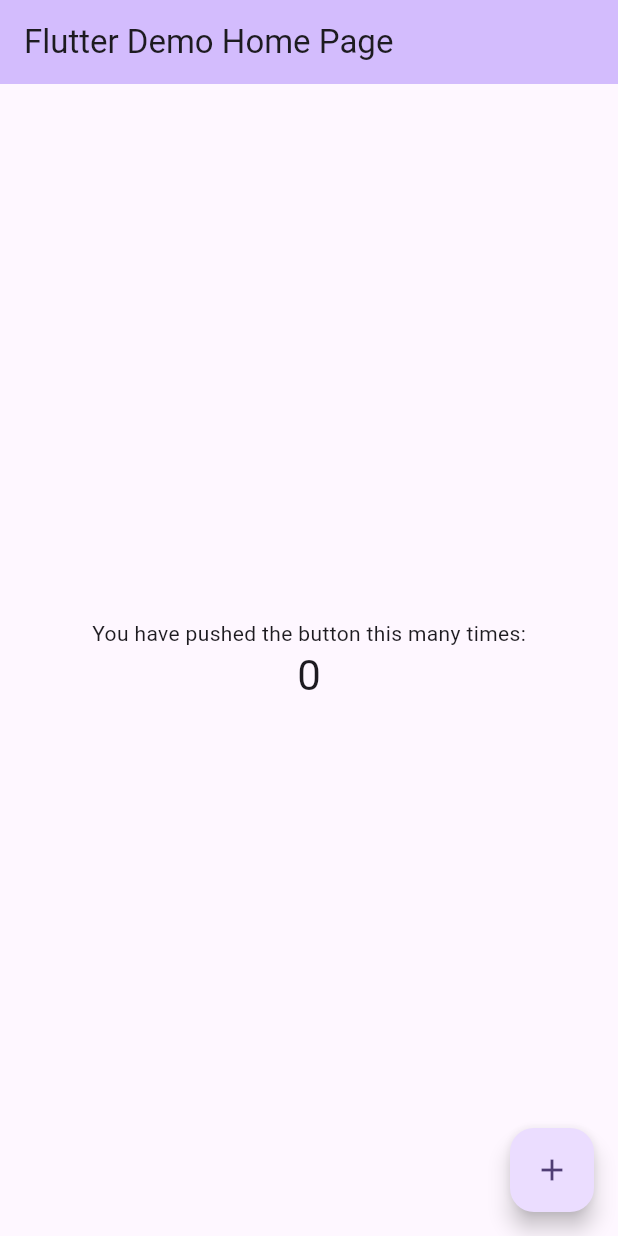
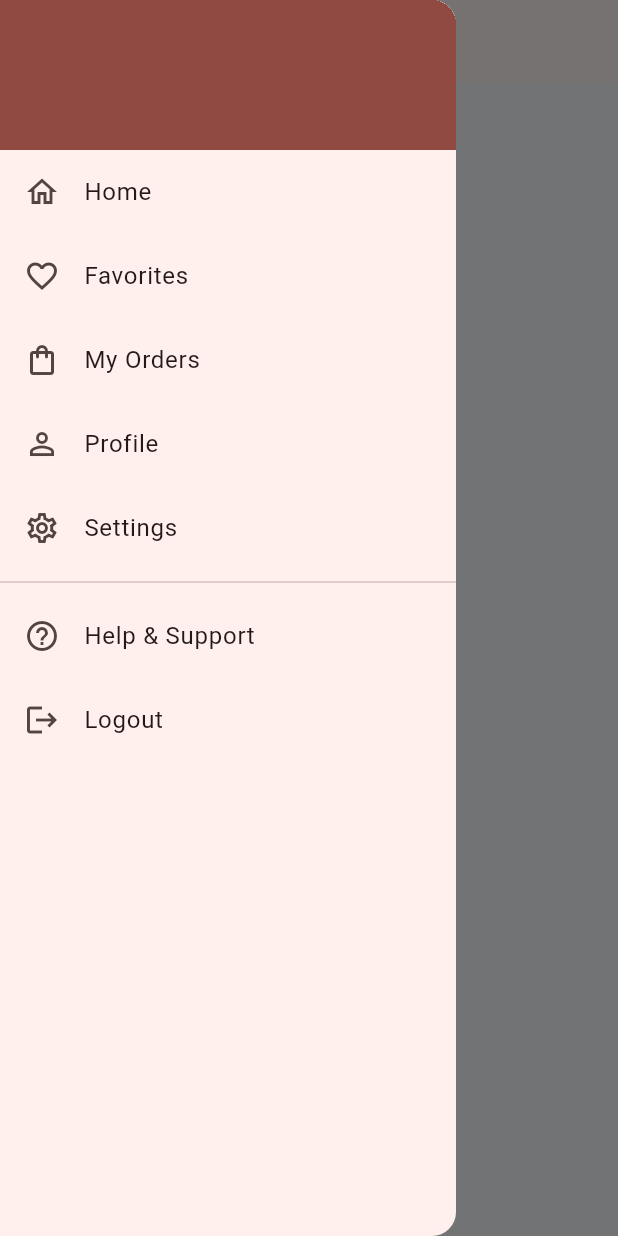
Before and after one commit to Edu-2de/FlutterProjects, a Flutter app: the screen it shows after launch, with the side drawer open (before the commit the screen has no drawer), on a phone screen of 412 x 824 dp. Run offline on Flutter 3.47's test engine with Material 3 defaults, Android fonts, the light colour scheme and no system bars.

Commit message:
feat: Implement HomeScreen with AppDrawer integration and updated UI structure

```diff
--- a/Project1/lib/main.dart
+++ b/Project1/lib/main.dart
@@ -1,4 +1,5 @@
 import 'package:flutter/material.dart';
+import 'screens/home_screen.dart';
 
 void main() {
   runApp(const MyApp());
@@ -13,56 +14,10 @@ class MyApp extends StatelessWidget {
       debugShowCheckedModeBanner: false,
       title: 'Flutter',
       theme: ThemeData(
-        colorScheme: ColorScheme.fromSeed(
-          seedColor: Colors.deepPurple
-        ),
+        colorScheme: ColorScheme.fromSeed(seedColor: Colors.red),
+        scaffoldBackgroundColor: const Color(0xFFF7FAFC),
       ),
-      home: const MyHomePage(title: 'Flutter Demo Home Page'),
+      home: const HomeScreen(),
     );
   }
 }
-
-class MyHomePage extends StatefulWidget {
-  const MyHomePage({super.key, required this.title});
-  final String title;
-
-  @override
-  State<MyHomePage> createState() => _MyHomePageState();
-}
-
-class _MyHomePageState extends State<MyHomePage> {
-  int _counter = 0;
-
-  void _incrementCounter() {
-    setState(() {
-      _counter++;
-    });
-  }
-
-  @override
-  Widget build(BuildContext context) {
-    return Scaffold(
-      appBar: AppBar(
-        backgroundColor: Theme.of(context).colorScheme.inversePrimary,
-        title: Text(widget.title),
-      ),
-      body: Center(
-        child: Column(
-          mainAxisAlignment: MainAxisAlignment.center,
-          children: <Widget>[
-            const Text('You have pushed the button this many times:'),
-            Text(
-              '$_counter',
-              style: Theme.of(context).textTheme.headlineMedium,
-            ),
-          ],
-        ),
-      ),
-      floatingActionButton: FloatingActionButton(
-        onPressed: _incrementCounter,
-        tooltip: 'Increment',
-        child: const Icon(Icons.add),
-      ),
-    );
-  }
-}
--- /dev/null
+++ b/Project1/lib/screens/home_screen.dart
@@ -0,0 +1,29 @@
+import 'package:flutter/material.dart';
+import '../widgets/drawer.dart';
+
+class HomeScreen extends StatefulWidget {
+  const HomeScreen({super.key});
+
+  @override
+  State<HomeScreen> createState() => _HomeScreenState();
+}
+
+class _HomeScreenState extends State<HomeScreen> {
+
+  @override
+  Widget build(BuildContext context){
+    return Scaffold(
+      backgroundColor: Theme.of(context).scaffoldBackgroundColor,
+      appBar: AppBar(
+        title: const Text(
+          'Sneaker',
+          style: TextStyle(fontWeight: FontWeight.bold),
+        ),
+
+      ),
+      drawer: AppDrawer()
+    );
+  }
+
+
+}
--- a/Project1/lib/widgets/drawer.dart
+++ b/Project1/lib/widgets/drawer.dart
@@ -1,37 +1,53 @@
 import 'package:flutter/material.dart';
 
-class Drawer extends StatelessWidget {
-  const Drawer({super.key, required ListView child});
+class AppDrawer extends StatelessWidget {
+  const AppDrawer({super.key});
+
+  ListTile buildListTile(IconData icon, String title, VoidCallback onTap) {
+    return ListTile(leading: Icon(icon), title: Text(title), onTap: onTap);
+  }
 
   @override
   Widget build(BuildContext context) {
-    return Scaffold(
-      appBar: AppBar(title: Text('Menu')),
-      drawer: Drawer(
-        child: ListView(
-          children: [
-            DrawerHeader(
-              decoration: BoxDecoration(
-                color: Theme.of(context).colorScheme.primary,
+    return Drawer(
+      child: Column(
+        children: [
+          Container(
+            height: 100,
+            decoration: BoxDecoration(
+              gradient: LinearGradient(
+                begin: Alignment.topLeft,
+                end: Alignment.bottomRight,
+                colors: [
+                  Theme.of(context).colorScheme.primary,
+                ],
               ),
-              child: Text('Title'),
             ),
-            ListTile(
-              leading: Icon(Icons.home),
-              title: Text('Home'),
-              onTap: () {
-                Navigator.pushNamed(context, '/Home');
-              },
+            child: const SafeArea(
+              child: Center(
+                child: Column(
+                  mainAxisAlignment: MainAxisAlignment.center,
+
+                ),
+              ),
             ),
-            ListTile(
-              leading: Icon(Icons.settings),
-              title: Text('Configs'),
-              onTap: () {
-                Navigator.pushNamed(context, '/Configs');
-              },
+          ),
+          Expanded(
+            child: ListView(
+              padding: EdgeInsets.zero,
+              children: [
+                buildListTile(Icons.home_outlined, 'Home', () {}),
+                buildListTile(Icons.favorite_outline, 'Favorites', () {}),
+                buildListTile(Icons.shopping_bag_outlined, 'My Orders', () {}),
+                buildListTile(Icons.person_outline, 'Profile', () {}),
+                buildListTile(Icons.settings_outlined, 'Settings', () {}),
+                const Divider(),
+                buildListTile(Icons.help_outline, 'Help & Support', () {}),
+                buildListTile(Icons.logout, 'Logout', () {}),
+              ],
             ),
-          ],
-        ),
+          ),
+        ],
       ),
     );
   }
```
